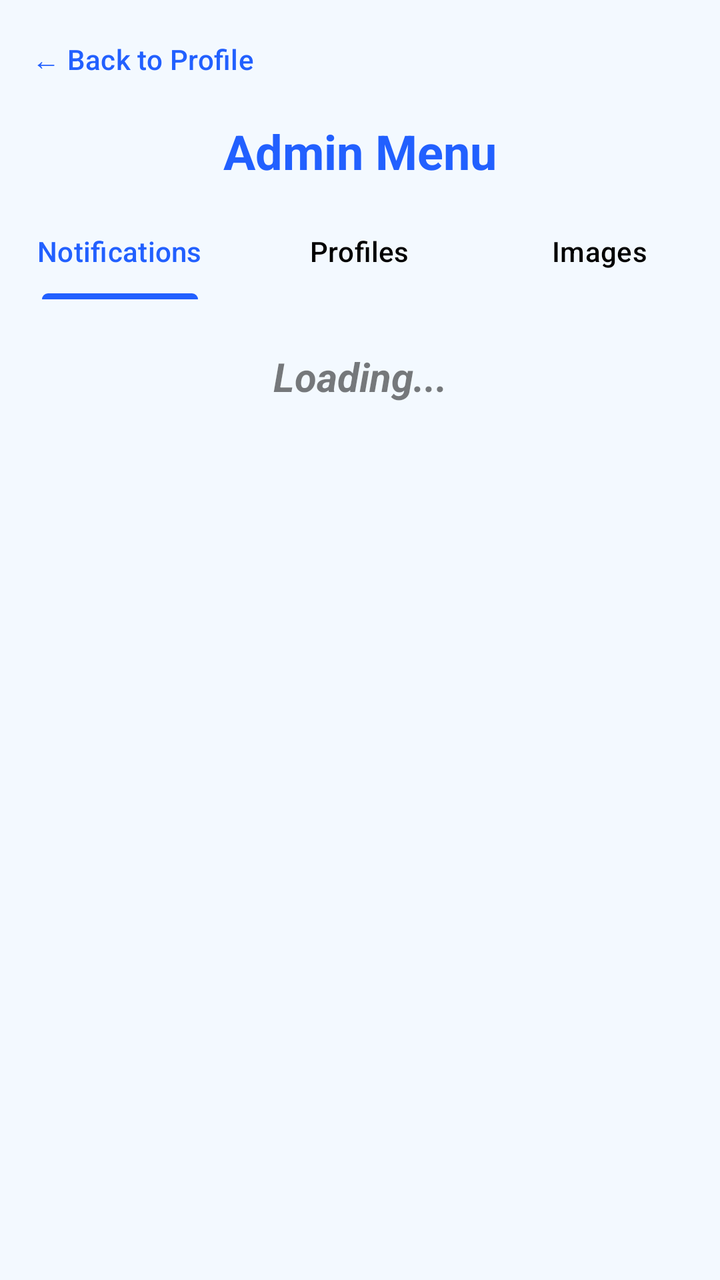
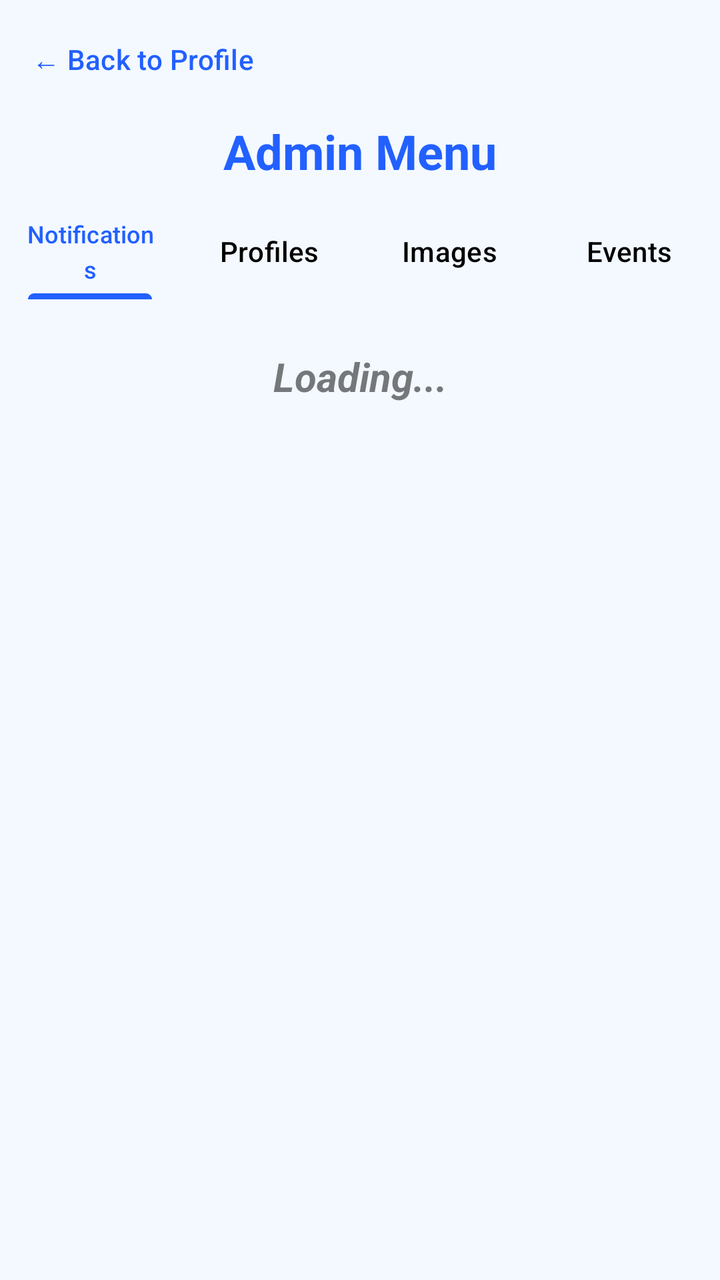

Before-and-after screenshots of an Android layout around one commit, followed by the original layout XML and the change that was made.
<!-- AndroidManifest.xml: activity theme Theme.GitCat_events -->
<!-- res/layout/activity_admin_menu.xml -->
<?xml version="1.0" encoding="utf-8"?>
<LinearLayout xmlns:android="http://schemas.android.com/apk/res/android"
    xmlns:app="http://schemas.android.com/apk/res-auto"
    xmlns:tools="http://schemas.android.com/tools"
    android:layout_width="match_parent"
    android:layout_height="match_parent"
    android:background="@color/background_color"
    android:orientation="vertical"
    tools:context=".AdminMenuActivity">

    <Button
        android:id="@+id/backToProfileBtn"
        android:layout_width="wrap_content"
        android:layout_height="wrap_content"
        android:background="?attr/selectableItemBackground"
        android:padding="16dp"
        android:text="← Back to Profile"
        android:textAllCaps="false"
        android:textColor="@color/button_color" />

    <TextView
        android:layout_width="match_parent"
        android:layout_height="wrap_content"
        android:layout_marginBottom="10dp"
        android:text="Admin Menu"
        android:textAlignment="center"
        android:textColor="@color/text_color_colored"
        android:textSize="24sp"
        android:textStyle="bold" />

    <com.google.android.material.tabs.TabLayout
        android:id="@+id/adminTabLayout"
        android:layout_width="match_parent"
        android:layout_height="wrap_content"
        android:backgroundTint="@color/background_color"
        app:tabIndicatorColor="@color/button_color"
        app:tabSelectedTextColor="@color/button_color"
        app:tabTextColor="@color/text_color_dark">

        <com.google.android.material.tabs.TabItem
            android:layout_width="wrap_content"
            android:layout_height="wrap_content"
            android:text="Notifications" />

        <com.google.android.material.tabs.TabItem
            android:layout_width="wrap_content"
            android:layout_height="wrap_content"
            android:text="Profiles" />

        <com.google.android.material.tabs.TabItem
            android:layout_width="wrap_content"
            android:layout_height="wrap_content"
            android:text="Images" />
    </com.google.android.material.tabs.TabLayout>

    <TextView
        android:id="@+id/adminLoadingText"
        android:layout_width="match_parent"
        android:layout_height="wrap_content"
        android:layout_marginTop="25dp"
        android:text="Loading..."
        android:textAlignment="center"
        android:textColor="#84000000"
        android:textSize="20sp"
        android:textStyle="bold|italic" />

    <ListView
        android:id="@+id/adminNotifsList"
        android:layout_width="match_parent"
        android:layout_height="wrap_content"
        android:visibility="visible" />

    <ListView
        android:id="@+id/adminProfilesList"
        android:layout_width="match_parent"
        android:layout_height="0dp"
        android:layout_weight="1"
        android:visibility="gone">

    </ListView>

    <ListView
        android:id="@+id/adminImagesList"
        android:layout_width="match_parent"
        android:layout_height="0dp"
        android:layout_weight="1"
        android:padding="10dp"
        android:visibility="gone" />

</LinearLayout>
<!-- resources referenced by this layout -->
<resources>
  <color name="background_color">#F3F9FF</color>
  <color name="button_color">#2260ff</color>
  <color name="text_color_colored">#2260ff</color>
  <color name="text_color_dark">#000000</color>
  <style name="Theme.GitCat_events" parent="Base.Theme.GitCat_events" />
  <style name="Base.Theme.GitCat_events" parent="Theme.Material3.DayNight.NoActionBar">
          
          
      </style>
</resources>

<!-- the commit's change to res/layout/activity_admin_menu.xml (unified diff, before → after) -->
@@ -51,6 +51,11 @@
             android:layout_width="wrap_content"
             android:layout_height="wrap_content"
             android:text="Images" />
+
+        <com.google.android.material.tabs.TabItem
+            android:layout_width="wrap_content"
+            android:layout_height="wrap_content"
+            android:text="Events" />
     </com.google.android.material.tabs.TabLayout>
 
     <TextView
@@ -87,4 +92,22 @@
         android:padding="10dp"
         android:visibility="gone" />
 
+    <EditText
+        android:id="@+id/adminEventsSearch"
+        android:layout_width="match_parent"
+        android:layout_height="wrap_content"
+        android:layout_margin="16dp"
+        android:hint="Search events by name..."
+        android:inputType="text"
+        android:visibility="gone"
+        android:background="@android:drawable/edit_text"
+        android:padding="12dp" />
+
+    <ListView
+        android:id="@+id/adminEventsList"
+        android:layout_width="match_parent"
+        android:layout_height="0dp"
+        android:layout_weight="1"
+        android:visibility="gone" />
+
 </LinearLayout>
